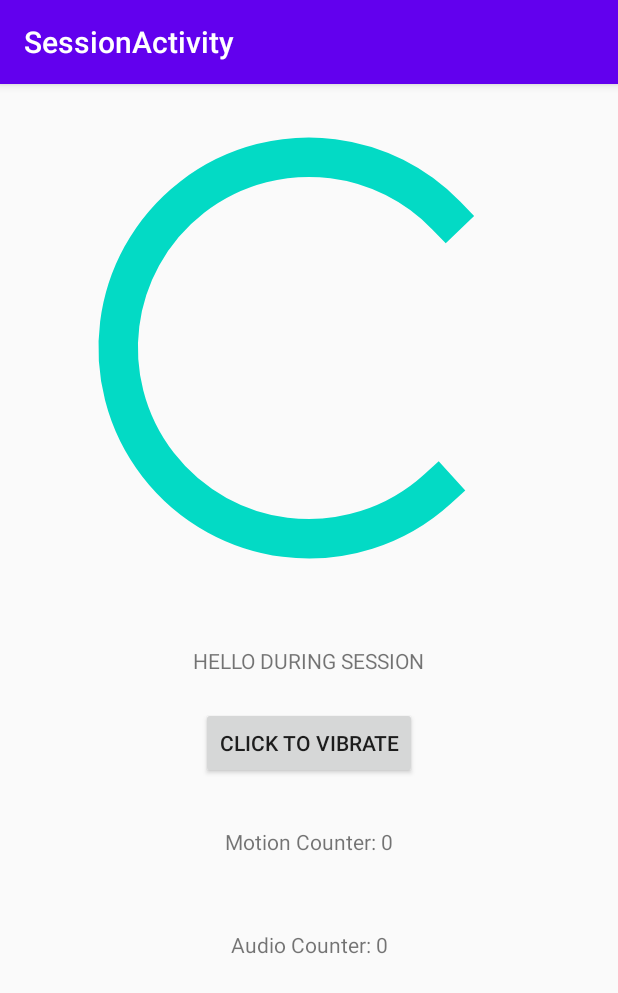
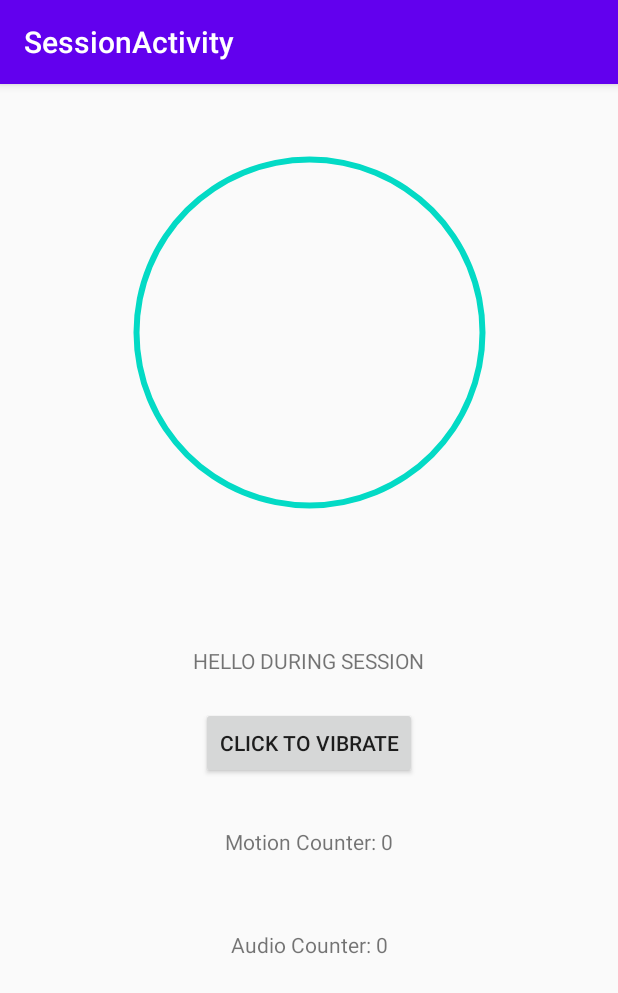
Before and after one commit to jjanton/TicTrac, an Android app: the fragment SessionFragment placed in its activity, on a phone screen of 412 x 824 dp. Shown: the top 993 px of the screen. Run offline under Robolectric (Android 15) with nearby library versions, the phone set to English and light mode, and no system bars; 2 statements that could not run were skipped.

Commit message:
adding a timer and progress bar

```diff
--- /dev/null
+++ b/app/src/main/res/drawable/circle.xml
@@ -0,0 +1,9 @@
+<?xml version="1.0" encoding="utf-8"?>
+<!--provided by https://codinginflow.com/tutorials/android/circular-determinate-progressbar-->
+<shape xmlns:android="http://schemas.android.com/apk/res/android"
+    android:shape="ring"
+    android:innerRadiusRatio="2.5"
+    android:thickness="4dp"
+    android:useLevel="true">
+    <solid android:color="@color/colorAccent" />
+</shape>
--- a/app/src/main/res/layout/session_fragment.xml
+++ b/app/src/main/res/layout/session_fragment.xml
@@ -66,12 +66,13 @@
 
     <ProgressBar
         android:id="@+id/progressBar"
-        style="?android:attr/progressBarStyleLarge"
-        android:layout_width="364dp"
-        android:layout_height="333dp"
-        android:layout_marginBottom="23dp"
+        style="?android:attr/progressBarStyleHorizontal"
+        android:layout_width="283dp"
+        android:layout_height="247dp"
+        android:progressDrawable="@drawable/circle"
         app:layout_constraintBottom_toTopOf="@+id/textView"
         app:layout_constraintEnd_toEndOf="parent"
         app:layout_constraintStart_toStartOf="parent"
-        app:layout_constraintTop_toTopOf="parent" />
+        app:layout_constraintTop_toTopOf="parent"
+        app:layout_constraintVertical_bias="0.32999998" />
 </androidx.constraintlayout.widget.ConstraintLayout>
```
Also changed, not shown: app/src/main/java/com/project/tictrac/session/midsession/SessionFragment.java (+29 -10 lines).
